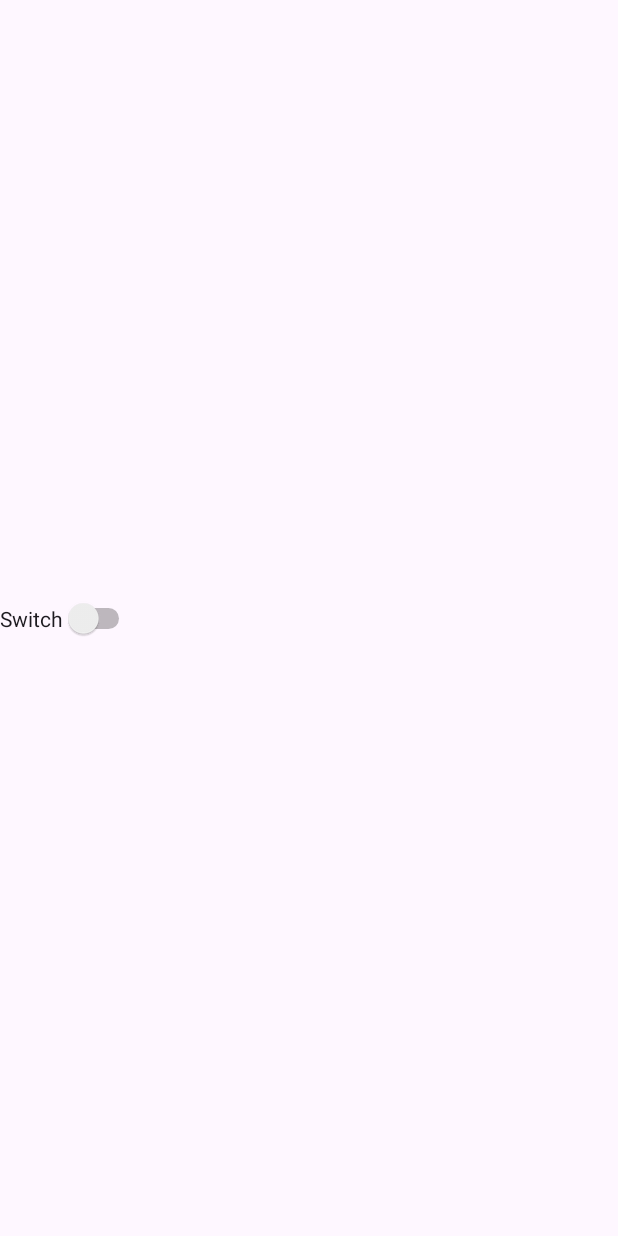
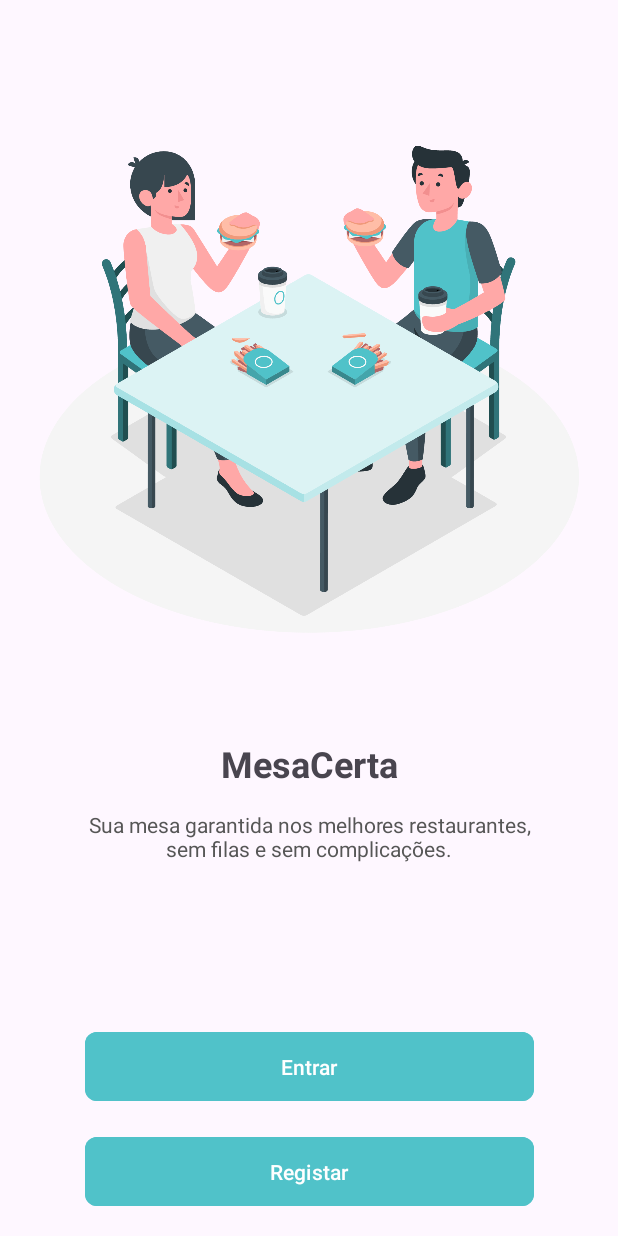
Before and after one commit to joaogabrielramos28/Android-project, an Android app: the LoggedHomeActivity screen opened directly, with no data from a screen before it, on a phone screen of 412 x 824 dp. Before the commit the screen is almost empty. Run offline under Robolectric (Android 15) with nearby library versions, the phone set to English and light mode, and no system bars.

Commit message:
feat: offline principal screen

```diff
--- a/app/src/main/AndroidManifest.xml
+++ b/app/src/main/AndroidManifest.xml
@@ -13,7 +13,7 @@
         android:theme="@style/Theme.Projeto"
         tools:targetApi="31">
         <activity
-            android:name=".LoginActivity"
+            android:name=".LoggedHomeActivity"
             android:exported="false" />
         <activity
             android:name=".MainScreen"
--- a/app/src/main/java/com/example/projeto/LoginActivity.java
+++ b/app/src/main/java/com/example/projeto/LoggedHomeActivity.java
@@ -8,13 +8,13 @@ import androidx.core.graphics.Insets;
 import androidx.core.view.ViewCompat;
 import androidx.core.view.WindowInsetsCompat;
 
-public class LoginActivity extends AppCompatActivity {
+public class LoggedHomeActivity extends AppCompatActivity {
 
     @Override
     protected void onCreate(Bundle savedInstanceState) {
         super.onCreate(savedInstanceState);
         EdgeToEdge.enable(this);
-        setContentView(R.layout.activity_login);
+        setContentView(R.layout.activity_loggedhome);
         ViewCompat.setOnApplyWindowInsetsListener(findViewById(R.id.main), (v, insets) -> {
             Insets systemBars = insets.getInsets(WindowInsetsCompat.Type.systemBars());
             v.setPadding(systemBars.left, systemBars.top, systemBars.right, systemBars.bottom);
--- a/app/src/main/java/com/example/projeto/MainActivity.java
+++ b/app/src/main/java/com/example/projeto/MainActivity.java
@@ -59,7 +59,7 @@ public class MainActivity extends AppCompatActivity {
                     mSLideViewPager.setCurrentItem(getitem(1), true);
                 else {
 
-                    Intent i = new Intent(MainActivity.this, LoginActivity.class);
+                    Intent i = new Intent(MainActivity.this, LoggedHomeActivity.class);
                     startActivity(i);
                     finish();
 
@@ -71,7 +71,7 @@ public class MainActivity extends AppCompatActivity {
         skipbtn.setOnClickListener(new View.OnClickListener() {
             @Override
             public void onClick(View v) {
-                Intent i = new Intent(MainActivity.this,LoginActivity.class);
+                Intent i = new Intent(MainActivity.this, LoggedHomeActivity.class);
                 startActivity(i);
                 finish();
 
@@ -119,7 +119,7 @@ public class MainActivity extends AppCompatActivity {
             setUpindicator(position);
 
             if(position == 4){
-                Intent intent = new Intent(MainActivity.this,LoginActivity.class);
+                Intent intent = new Intent(MainActivity.this, LoggedHomeActivity.class);
 
                 startActivity(intent);
             }
--- /dev/null
+++ b/app/src/main/res/layout/activity_loggedhome.xml
@@ -0,0 +1,80 @@
+<?xml version="1.0" encoding="utf-8"?>
+<androidx.constraintlayout.widget.ConstraintLayout xmlns:android="http://schemas.android.com/apk/res/android"
+    xmlns:app="http://schemas.android.com/apk/res-auto"
+    xmlns:tools="http://schemas.android.com/tools"
+    android:id="@+id/main"
+    android:layout_width="match_parent"
+    android:layout_height="match_parent"
+    tools:context=".LoggedHomeActivity">
+
+    <ImageView
+        android:id="@+id/imageView"
+        android:layout_width="380dp"
+        android:layout_height="453dp"
+        android:layout_marginTop="28dp"
+        app:layout_constraintBottom_toTopOf="@+id/login"
+        app:layout_constraintEnd_toEndOf="parent"
+        app:layout_constraintStart_toStartOf="parent"
+        app:layout_constraintTop_toTopOf="parent"
+        app:layout_constraintVertical_bias="0.0"
+        app:srcCompat="@drawable/login_eating" />
+
+    <Button
+        android:id="@+id/login"
+        android:layout_width="299dp"
+        android:layout_height="54dp"
+        android:layout_marginBottom="16dp"
+        android:backgroundTint="@color/active"
+        android:outlineAmbientShadowColor="@color/active"
+        android:text="Entrar"
+        android:textColor="@color/white"
+        android:textColorHint="@color/active"
+        android:textColorLink="@color/active"
+        app:cornerRadius="8dp"
+        app:layout_constraintBottom_toTopOf="@+id/login"
+        app:layout_constraintEnd_toEndOf="parent"
+        app:layout_constraintStart_toStartOf="parent"
+        app:rippleColor="@color/active" />
+
+    <Button
+        android:id="@+id/login"
+        android:layout_width="299dp"
+        android:layout_height="54dp"
+        android:layout_marginBottom="16dp"
+        android:backgroundTint="@color/active"
+        android:outlineAmbientShadowColor="@color/active"
+        android:text="Registar"
+        android:textColor="@color/white"
+        android:textColorHint="@color/active"
+        android:textColorLink="@color/active"
+        app:cornerRadius="8dp"
+        app:layout_constraintBottom_toBottomOf="parent"
+        app:layout_constraintEnd_toEndOf="parent"
+        app:layout_constraintStart_toStartOf="parent"
+        app:rippleColor="@color/active" />
+
+    <TextView
+        android:id="@+id/textView"
+        android:layout_width="wrap_content"
+        android:layout_height="wrap_content"
+        android:layout_marginTop="11dp"
+        android:text="MesaCerta"
+        android:textSize="24dp"
+        android:textStyle="bold"
+        app:layout_constraintEnd_toEndOf="parent"
+        app:layout_constraintStart_toStartOf="parent"
+        app:layout_constraintTop_toBottomOf="@+id/imageView" />
+
+    <TextView
+        android:id="@+id/textView2"
+        android:layout_width="317dp"
+        android:layout_height="45dp"
+        android:layout_marginTop="10dp"
+        android:gravity="center"
+        android:text="Sua mesa garantida nos melhores restaurantes, sem filas e sem complicações."
+        android:textColor="@color/subtitle"
+        android:textSize="14dp"
+        app:layout_constraintEnd_toEndOf="parent"
+        app:layout_constraintStart_toStartOf="parent"
+        app:layout_constraintTop_toBottomOf="@+id/textView" />
+</androidx.constraintlayout.widget.ConstraintLayout>
--- a/app/src/main/res/layout/activity_login.xml
+++ /dev/null
@@ -1,19 +0,0 @@
-<?xml version="1.0" encoding="utf-8"?>
-<androidx.constraintlayout.widget.ConstraintLayout xmlns:android="http://schemas.android.com/apk/res/android"
-    xmlns:app="http://schemas.android.com/apk/res-auto"
-    xmlns:tools="http://schemas.android.com/tools"
-    android:id="@+id/main"
-    android:layout_width="match_parent"
-    android:layout_height="match_parent"
-    tools:context=".LoginActivity">
-
-    <Switch
-        android:id="@+id/switch1"
-        android:layout_width="wrap_content"
-        android:layout_height="wrap_content"
-        android:text="Switch"
-        app:layout_constraintBottom_toBottomOf="parent"
-        app:layout_constraintTop_toTopOf="parent"
-        tools:layout_editor_absoluteX="188dp" />
-
-</androidx.constraintlayout.widget.ConstraintLayout>
```
Also changed, not shown: app/src/main/res/drawable/login_eating.png (added).
